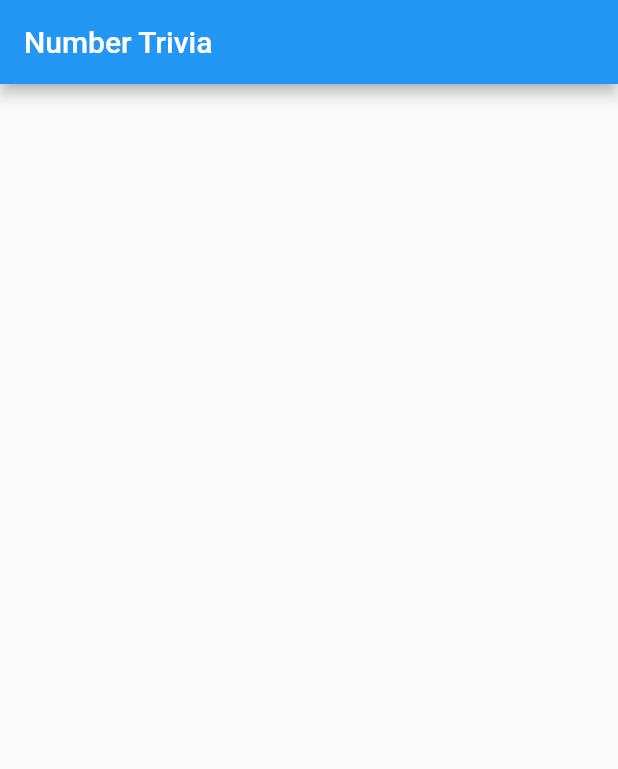
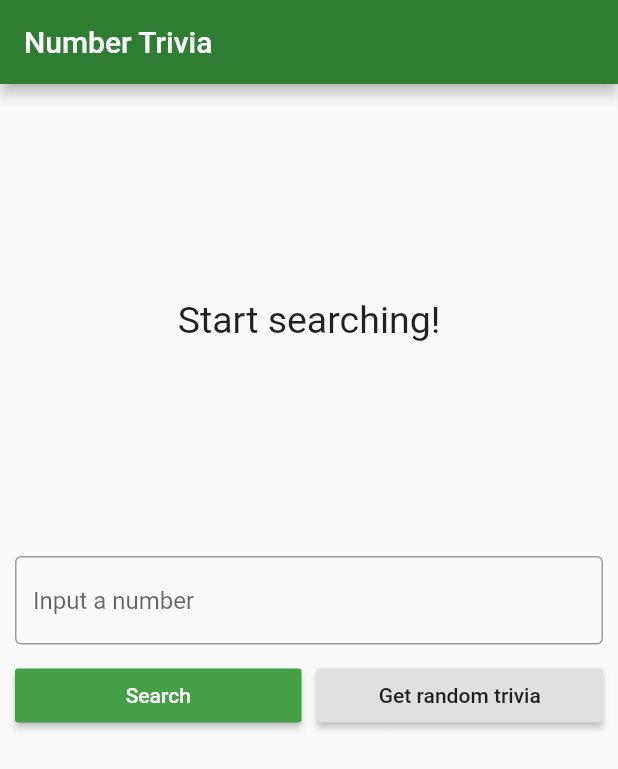
Before and after one commit to arifikhsan/flutter_number_trivia, a Flutter app: the screen it shows after launch, on a phone screen of 412 x 824 dp. Shown: the top 769 px of the screen. Run offline on Flutter 3.47's test engine with Material 2 defaults, Android fonts, the phone set to English and light mode, and no system bars; our stand-ins replace bloc, dartz, data_connection_checker, equatable, flutter_bloc, get_it and 1 more.

Commit message:
complete ui

```diff
--- a/lib/features/number_trivia/presentation/pages/number_trivia_page.dart
+++ b/lib/features/number_trivia/presentation/pages/number_trivia_page.dart
@@ -1,4 +1,9 @@
 import 'package:flutter/material.dart';
+import 'package:flutter_bloc/flutter_bloc.dart';
+import 'package:flutter_number_trivia/features/number_trivia/domain/entities/number_trivia.dart';
+import 'package:flutter_number_trivia/features/number_trivia/presentation/bloc/bloc.dart';
+import 'package:flutter_number_trivia/features/number_trivia/presentation/widgets/widgets.dart';
+import 'package:flutter_number_trivia/injection_container.dart';
 
 class NumberTriviaPage extends StatelessWidget {
   @override
@@ -7,6 +12,52 @@ class NumberTriviaPage extends StatelessWidget {
       appBar: AppBar(
         title: Text('Number Trivia'),
       ),
+      body: SingleChildScrollView(
+        child: buildBlocProvider(context),
+      ),
+    );
+  }
+
+  BlocProvider<NumberTriviaBloc> buildBlocProvider(BuildContext context) {
+    return BlocProvider(
+      builder: (_) => serviceLocator<NumberTriviaBloc>(),
+      child: Center(
+        child: Padding(
+          padding: const EdgeInsets.all(10),
+          child: Column(
+            children: <Widget>[
+              SizedBox(
+                height: 10,
+              ),
+              // Top half
+              BlocBuilder<NumberTriviaBloc, NumberTriviaState>(
+                builder: (context, state) {
+                  if (state is Empty) {
+                    return MessageDisplay(
+                      message: 'Start searching!',
+                    );
+                  } else if (state is Loading) {
+                    return LoadingWidget();
+                  } else if (state is Loaded) {
+                    return TriviaDisplay(
+                      numberTrivia: state.trivia,
+                    );
+                  } else if (state is Error) {
+                    return MessageDisplay(
+                      message: state.message,
+                    );
+                  }
+                },
+              ),
+              SizedBox(
+                height: 20,
+              ),
+              // Bottom half
+              TriviaControls()
+            ],
+          ),
+        ),
+      ),
     );
   }
 }
--- /dev/null
+++ b/lib/features/number_trivia/presentation/widgets/message_display.dart
@@ -0,0 +1,25 @@
+import 'package:flutter/material.dart';
+
+class MessageDisplay extends StatelessWidget {
+  final String message;
+  const MessageDisplay({
+    Key key,
+    @required this.message,
+  }) : super(key: key);
+
+  @override
+  Widget build(BuildContext context) {
+    return Container(
+      height: MediaQuery.of(context).size.height / 3,
+      child: Center(
+        child: SingleChildScrollView(
+          child: Text(
+            message,
+            style: TextStyle(fontSize: 25),
+            textAlign: TextAlign.center,
+          ),
+        ),
+      ),
+    );
+  }
+}
--- /dev/null
+++ b/lib/features/number_trivia/presentation/widgets/trivia_controls.dart
@@ -0,0 +1,75 @@
+import 'package:flutter/material.dart';
+import 'package:flutter_bloc/flutter_bloc.dart';
+import 'package:flutter_number_trivia/features/number_trivia/presentation/bloc/bloc.dart';
+
+class TriviaControls extends StatefulWidget {
+  const TriviaControls({
+    Key key,
+  }) : super(key: key);
+
+  @override
+  _TriviaControlsState createState() => _TriviaControlsState();
+}
+
+class _TriviaControlsState extends State<TriviaControls> {
+  final controller = TextEditingController();
+  String inputString;
+
+  @override
+  Widget build(BuildContext context) {
+    return Column(
+      children: <Widget>[
+        TextField(
+          controller: controller,
+          decoration: InputDecoration(
+            border: OutlineInputBorder(),
+            hintText: 'Input a number',
+          ),
+          keyboardType: TextInputType.number,
+          onChanged: (value) {
+            inputString = value;
+          },
+          onSubmitted: (_) {
+            _dispatchConcrete();
+          },
+        ),
+        SizedBox(
+          height: 10,
+        ),
+        Row(
+          children: <Widget>[
+            Expanded(
+              child: RaisedButton(
+                child: Text('Search'),
+                color: Theme.of(context).accentColor,
+                textTheme: ButtonTextTheme.primary,
+                onPressed: _dispatchConcrete,
+              ),
+            ),
+            SizedBox(
+              width: 10,
+            ),
+            Expanded(
+              child: RaisedButton(
+                child: Text('Get random trivia'),
+                onPressed: _dispatchRandom,
+              ),
+            ),
+          ],
+        )
+      ],
+    );
+  }
+
+  void _dispatchConcrete() {
+    controller.clear();
+    BlocProvider.of<NumberTriviaBloc>(context)
+        .dispatch(GetTriviaForConcreteNumber(inputString));
+  }
+
+  void _dispatchRandom() {
+    controller.clear();
+    BlocProvider.of<NumberTriviaBloc>(context)
+        .dispatch(GetTriviaForRandomNumber());
+  }
+}
--- /dev/null
+++ b/lib/features/number_trivia/presentation/widgets/widgets.dart
@@ -0,0 +1,4 @@
+export 'loading_widget.dart';
+export 'message_display.dart';
+export 'trivia_display.dart';
+export 'trivia_controls.dart';
--- a/lib/main.dart
+++ b/lib/main.dart
@@ -3,6 +3,7 @@ import 'package:flutter_number_trivia/features/number_trivia/presentation/pages/
 import 'injection_container.dart' as di;
 
 Future<void> main() async {
+  WidgetsFlutterBinding.ensureInitialized();
   await di.init();
   runApp(MyApp());
 }
@@ -11,6 +12,10 @@ class MyApp extends StatelessWidget {
   @override
   Widget build(BuildContext context) {
     return MaterialApp(
+      theme: ThemeData(
+        primaryColor: Colors.green.shade800,
+        accentColor: Colors.green.shade600,
+      ),
       title: 'Number Trivia',
       home: NumberTriviaPage(),
     );
```
Also changed, not shown: lib/features/number_trivia/presentation/widgets/loading_widget.dart (added, +17 -0 lines), lib/features/number_trivia/presentation/widgets/trivia_display.dart (added, +39 -0 lines), 1 other file.
